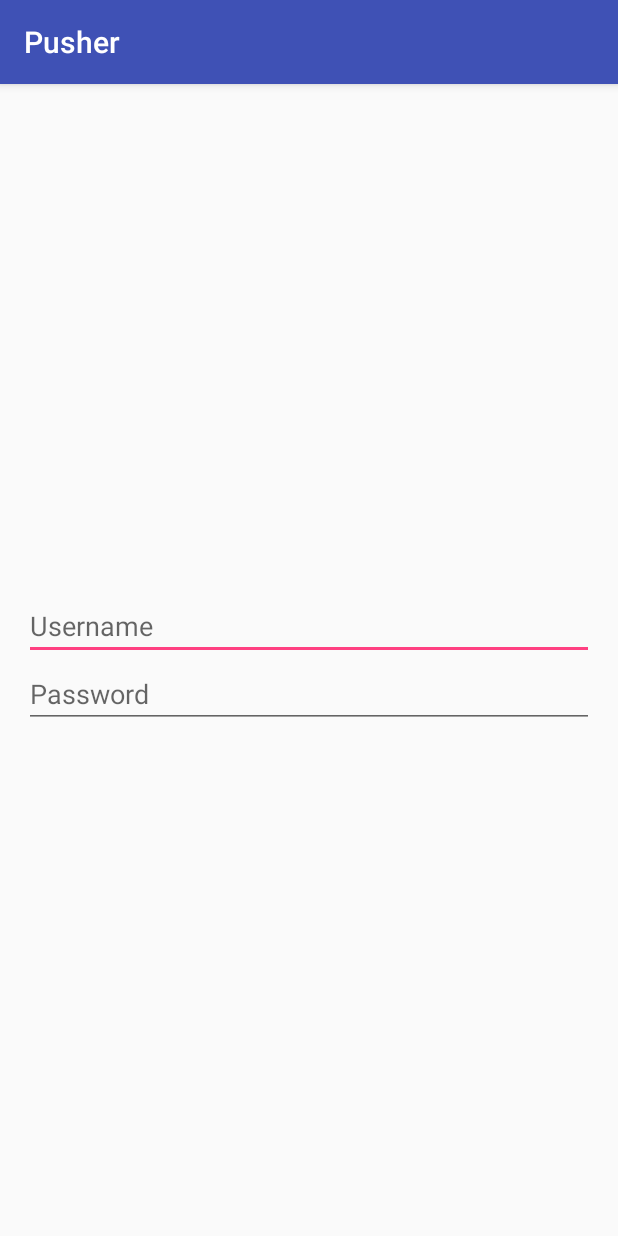
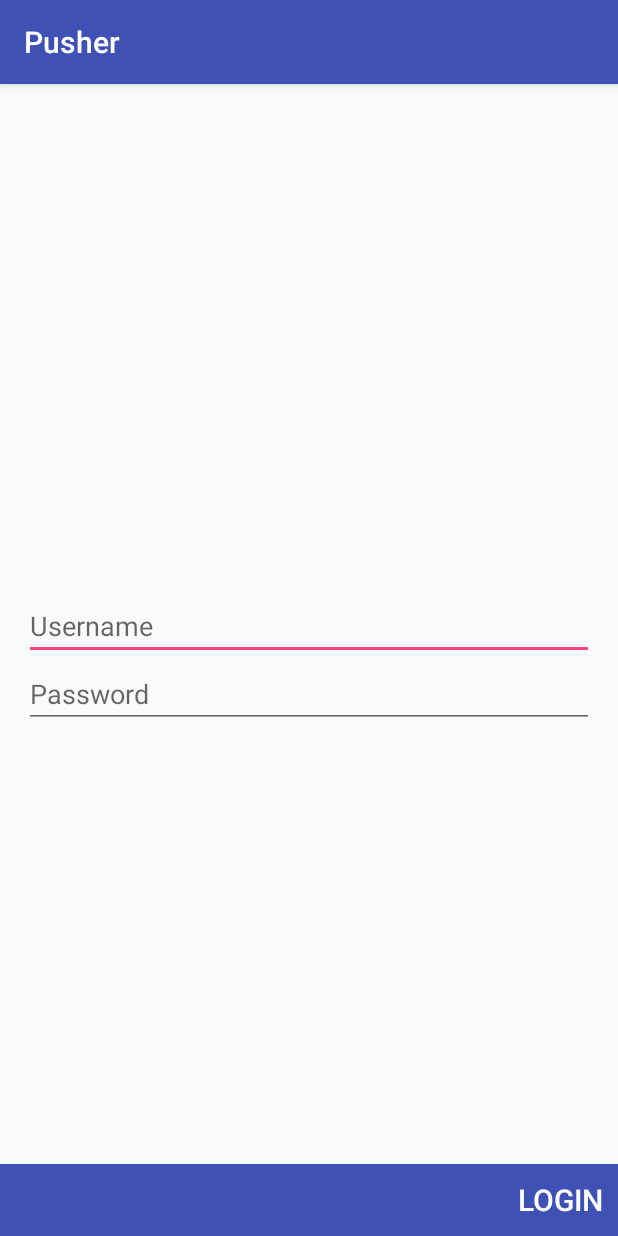
Before and after one commit to StoychoPetrov/Pusher, an Android app: the screen it shows after launch (MainActivity), on a phone screen of 412 x 824 dp. Run offline under Robolectric (Android 15) with nearby library versions, the phone set to English and light mode, and no system bars; libraries missing offline, so code that uses them is left out: com.pusher.android, com.pusher.client.

Commit message:
Set login form.

```diff
--- a/app/build.gradle
+++ b/app/build.gradle
@@ -32,6 +32,8 @@ dependencies {
     compile 'com.pusher:pusher-websocket-android:0.7.0'
     compile 'com.pusher:pusher-java-client:1.6.0'
     compile "com.google.android.gms:play-services-gcm:11.8.0"
+    compile 'com.android.support:design:26.1.0'
+
     testCompile 'junit:junit:4.12'
 }
 
--- a/app/src/main/java/eu/mobile/pusher/MainActivity.java
+++ b/app/src/main/java/eu/mobile/pusher/MainActivity.java
@@ -2,43 +2,58 @@ package eu.mobile.pusher;
 
 import android.support.v7.app.AppCompatActivity;
 import android.os.Bundle;
+import android.view.View;
+import android.widget.Button;
+import android.widget.EditText;
+import android.widget.Toast;
 
 import com.google.android.gms.common.ConnectionResult;
 import com.google.android.gms.common.GoogleApiAvailability;
 import com.pusher.android.PusherAndroid;
 import com.pusher.android.PusherAndroidOptions;
-import com.pusher.android.notifications.tokens.PushNotificationRegistrationListener;
 import com.pusher.client.channel.Channel;
 import com.pusher.client.channel.SubscriptionEventListener;
 
-import org.json.JSONException;
 import org.json.JSONObject;
 
-public class MainActivity extends AppCompatActivity implements PushNotificationRegistrationListener{
+public class MainActivity extends AppCompatActivity implements ConnectionHttp.OnAnswerReceived, View.OnClickListener {
 
-    private static final int PLAY_SERVICES_RESOLUTION_REQUEST = 9000;
+    private static final int    PLAY_SERVICES_RESOLUTION_REQUEST    = 9000;
+    private static final String STATUS_KEY                          = "status";
+    private static final String ID_KEY                              = "id";
+
+    private Button      mLoginBtn;
+    private EditText    mUsernameEdt;
+    private EditText    mPasswordEdt;
+
 
     @Override
     protected void onCreate(Bundle savedInstanceState) {
         super.onCreate(savedInstanceState);
         setContentView(R.layout.activity_main);
 
-        try {
-            JSONObject jsonObject = new JSONObject();
-            jsonObject.put("_username", "test");
-            jsonObject.put("_password", "test");
-
-            ConnectionHttp connectionHttp = new ConnectionHttp("test", "test");
-            connectionHttp.setmProgress(findViewById(R.id.progress_layout));
-            connectionHttp.execute("http://fashionpoint.bg/profile/login_check");
-        } catch (JSONException e) {
-            e.printStackTrace();
-        }
-
-        connectPusherAndSubscribe();
+        initUI();
+        setListerners();
     }
 
-    private void connectPusherAndSubscribe(){
+    private void initUI(){
+        mLoginBtn       = (Button)      findViewById(R.id.log_in);
+        mUsernameEdt    = (EditText)    findViewById(R.id.user_name_edt);
+        mPasswordEdt    = (EditText)    findViewById(R.id.password_edt);
+    }
+
+    private void setListerners(){
+        mLoginBtn.setOnClickListener(this);
+    }
+
+    private void login(){
+        ConnectionHttp connectionHttp = new ConnectionHttp(mUsernameEdt.getText().toString(), mPasswordEdt.getText().toString());
+        connectionHttp.setmProgress(findViewById(R.id.progress_layout));
+        connectionHttp.setmListener(this);
+        connectionHttp.execute("http://fashionpoint.bg/profile/login_check");
+    }
+
+    private void connectPusherAndSubscribe(String channelName, String eventName){
         if (playServicesAvailable()) {
 
             PusherAndroidOptions options = new PusherAndroidOptions();
@@ -47,9 +62,9 @@ public class MainActivity extends AppCompatActivity implements PushNotificationR
             PusherAndroid pusher = new PusherAndroid("de1a93d7dd48c7a930fe", options);
             pusher.connect();
 
-            Channel channel = pusher.subscribe("gosho");
+            Channel channel = pusher.subscribe(channelName);
 
-            channel.bind("a", new SubscriptionEventListener() {
+            channel.bind(eventName, new SubscriptionEventListener() {
                 @Override
                 public void onEvent(String channelName, String eventName, final String data) {
                     System.out.println(data);
@@ -74,12 +89,27 @@ public class MainActivity extends AppCompatActivity implements PushNotificationR
     }
 
     @Override
-    public void onSuccessfulRegistration() {
+    public void onAnswerReceived(JSONObject answer) {
+        try {
+            if(answer.getBoolean(STATUS_KEY)){
+                Toast.makeText(this, getString(R.string.you_are_logged_successful), Toast.LENGTH_SHORT).show();
+                connectPusherAndSubscribe("mobile_" + answer.getInt(ID_KEY), "mobile_" + answer.getInt(ID_KEY));
+            }
+            else
+                Toast.makeText(this, getString(R.string.wrong_email_or_password), Toast.LENGTH_SHORT).show();
 
+        }catch (Exception e){
+            e.printStackTrace();
+        }
     }
 
     @Override
-    public void onFailedRegistration(int statusCode, String response) {
-
+    public void onClick(View view) {
+        if(view.getId() == mLoginBtn.getId()) {
+            if(!mUsernameEdt.getText().toString().isEmpty() && !mPasswordEdt.getText().toString().isEmpty())
+                login();
+            else
+                Toast.makeText(this, getString(R.string.enter_username_and_password), Toast.LENGTH_SHORT).show();
+        }
     }
 }
--- a/app/src/main/res/layout/activity_main.xml
+++ b/app/src/main/res/layout/activity_main.xml
@@ -31,6 +31,19 @@
 
     </LinearLayout>
 
+    <Button
+        android:id                          ="@+id/log_in"
+        android:layout_width                ="match_parent"
+        android:layout_height               ="wrap_content"
+        android:layout_alignParentBottom    ="true"
+        android:paddingRight                ="10dp"
+        android:paddingLeft                 ="10dp"
+        android:background                  ="@color/colorPrimary"
+        android:gravity                     ="end|center_vertical"
+        android:textColor                   ="@android:color/white"
+        android:text                        ="@string/login"
+        android:textSize                    ="20sp"/>
+
     <RelativeLayout
         android:id              ="@+id/progress_layout"
         android:layout_width    ="match_parent"
--- a/app/src/main/res/values/strings.xml
+++ b/app/src/main/res/values/strings.xml
@@ -2,4 +2,8 @@
     <string name="app_name">Pusher</string>
     <string name="username">Username</string>
     <string name="password">Password</string>
+    <string name="you_are_logged_successful">You are logged successful</string>
+    <string name="wrong_email_or_password">Wrong email or password</string>
+    <string name="login">Login</string>
+    <string name="enter_username_and_password">Enter username and password</string>
 </resources>
```
Also changed, not shown: app/src/main/java/eu/mobile/pusher/ConnectionHttp.java (+26 -3 lines).
